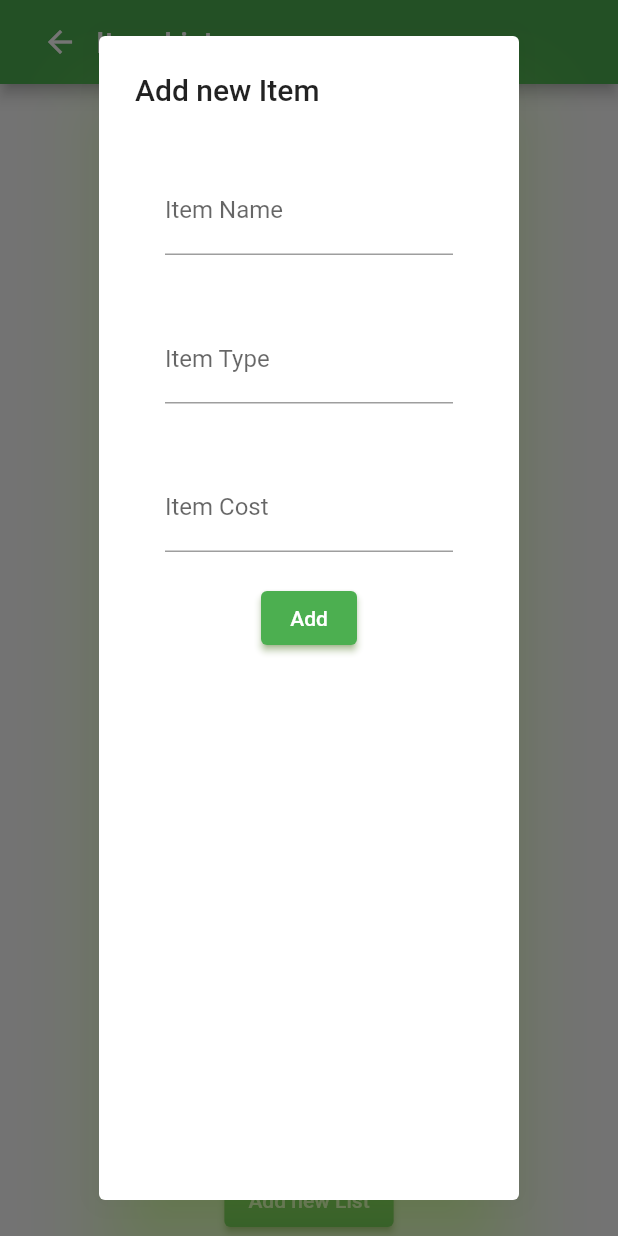
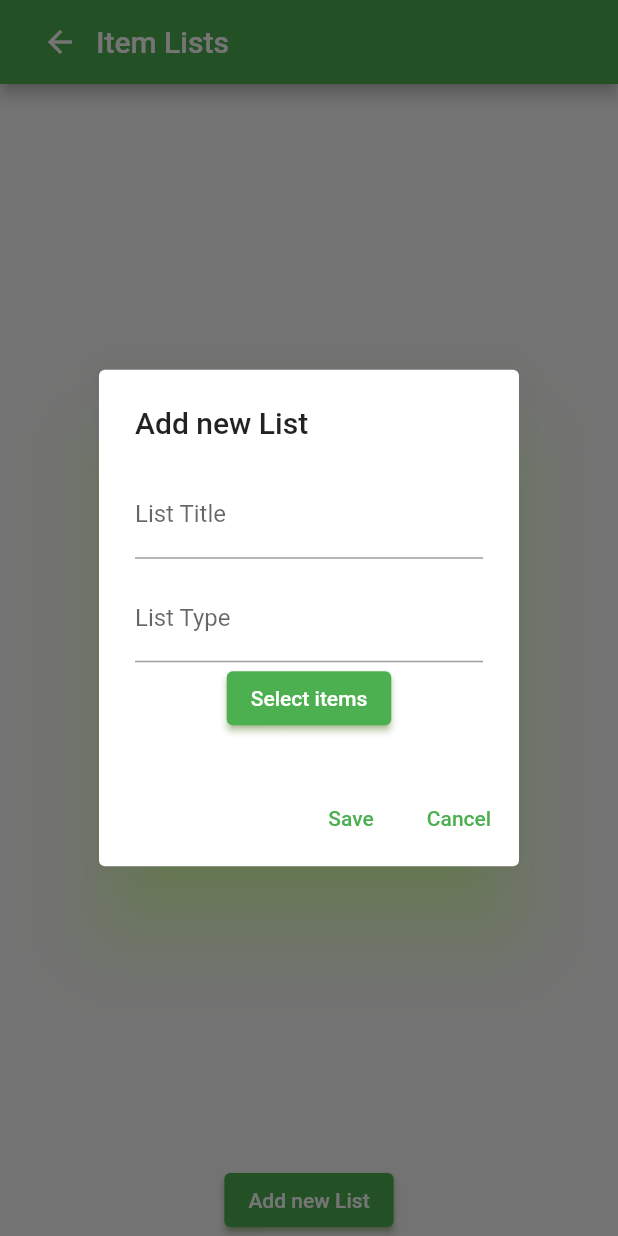
Before and after one commit to DatPika/AppDev2_GrocerGuide, a Flutter app: the ItemListsWidget screen opened directly with empty values, after a tap on "Add new List", on a phone screen of 412 x 824 dp. Run offline on Flutter 3.47's test engine with Material 2 defaults, Android fonts, the phone set to English and light mode, and no system bars; our stand-ins replace cloud_firestore, email_validator, firebase_auth, firebase_core; missing offline and left inert: flutter_material_color_picker; accounts and stored records are empty.

Commit message:
recipe functions
add list inside of add recipe works, along with add item in add list in add recipe

```diff
--- a/AppDevFinalProject/lib/item_lists.dart
+++ b/AppDevFinalProject/lib/item_lists.dart
@@ -1,5 +1,6 @@
 import 'package:flutter/material.dart';
 import 'Model.dart';
+import './item_list.dart';
 import 'globals.dart' as globals;
 
 class ItemListsWidget extends StatefulWidget {
@@ -18,6 +19,7 @@ class ItemListsWidget extends StatefulWidget {
 }
 
 class _ItemListsWidgetState extends State<ItemListsWidget> {
+  List<Item> itemList = [];
 
   @override
   void initState() {
@@ -70,77 +72,104 @@ class _ItemListsWidgetState extends State<ItemListsWidget> {
               ),
             ),
             ElevatedButton(
-                onPressed: () {
-                  addNewList(context);
-                },
-                child: Text("Add new List")
+              onPressed: () async {
+                List<Item> selectedItems = [];
+                List<Item> existingItems = [];
+
+                Future<void> loadItems() async {
+                  List<Item> items = await globals.db.allItems();
+                  setState(() {
+                    existingItems = items;
+                  });
+                }
+
+                loadItems();
+
+                TextEditingController itemListTitle = TextEditingController();
+                TextEditingController type = TextEditingController();
+                TextEditingController totalCost = TextEditingController();
+
+                showDialog(
+                  context: context,
+                  builder: (BuildContext context) => AlertDialog(
+                    title: Text("Add new List"),
+                    content: Column(
+                      mainAxisSize: MainAxisSize.min,
+                      children: [
+                        TextField(
+                          controller: itemListTitle,
+                          decoration: InputDecoration(
+                            labelText: 'List Title',
+                          ),
+                        ),
+                        SizedBox(
+                          height: 10,
+                        ),
+                        TextField(
+                          controller: type,
+                          decoration: InputDecoration(
+                            labelText: 'List Type',
+                          ),
+                        ),
+                        ElevatedButton(
+                            onPressed: () async {
+                              // Navigate to ItemListWidget and pass necessary data
+                              Navigator.push(
+                                context,
+                                MaterialPageRoute(
+                                  builder: (context) => ItemListWidget(
+                                    itemList: existingItems,
+                                    selectedItems: selectedItems,
+                                    onItemsSelected: (selectedItems) {
+                                      setState(() {
+                                        itemList = selectedItems;
+                                      });
+                                    },
+                                  ),
+                                ),
+                              );
+                            },
+                            child: Text("Select items"))
+                      ],
+                    ),
+                    actions: [
+                      TextButton(
+                        onPressed: () async {
+                          final itemList = ItemsList(
+                            itemListTitle: itemListTitle.text,
+                            type: type.text,
+                            itemList: selectedItems,
+                            totalCost: double.tryParse(totalCost.text) ?? 0.0,
+                          );
+                          globals.db.insertItemsList(itemList).whenComplete(() {
+                            Navigator.pop(context);
+                            Navigator.pushNamed(context, "MyHomePage");
+                          });
+                        },
+                        child: Text(
+                          'Save',
+                          style: TextStyle(color: globals.mainColor),
+                        ),
+                      ),
+                      TextButton(
+                        onPressed: () {
+                          Navigator.pop(context);
+                        },
+                        child: Text(
+                          'Cancel',
+                          style: TextStyle(color: globals.mainColor),
+                        ),
+                      ),
+                    ],
+                  ),
+                );
+              },
+              child: Text("Add new List"),
             )
           ],
         )
     );
   }
-}
-
-void addNewList(BuildContext context) {
-  TextEditingController name = TextEditingController();
-  TextEditingController type = TextEditingController();
-  TextEditingController cost = TextEditingController();
-
-  showDialog(context: context, builder: (BuildContext context) => new AlertDialog(
-    title: Text("Add new Item"),
-    content: Container(
-      child: Column(
-        mainAxisAlignment: MainAxisAlignment.start,
-        children: [
-          Container(
-            padding: EdgeInsets.all(20),
-            child: TextField(
-              controller: name,
-              decoration: InputDecoration(
-                  border: UnderlineInputBorder(),
-                  labelText: 'Item Name'
-              ),
-
-            ),
-          ),
-          Container(
-            padding: EdgeInsets.all(20),
-            child: TextField(
-              controller: type,
-              decoration: InputDecoration(
-                  border: UnderlineInputBorder(),
-                  labelText: 'Item Type'
-              ),
-            ),
-          ),
-          Container(
-            padding: EdgeInsets.all(20),
-            child: TextField(
-                controller: cost,
-                decoration: InputDecoration(
-                    border: UnderlineInputBorder(),
-                    labelText: 'Item Cost'
-                ),
-                keyboardType: TextInputType.number
-            ),
-          ),
-          ElevatedButton(
-              onPressed: () {
-                if (double.parse(cost.text) > 0){
-                  globals.db.createItem(Item(itemName: name.text, itemType: type.text, itemCost: double.parse(cost.text)));
-                }
-                else{
-                  globals.db.createItem(Item(itemName: name.text, itemType: type.text, itemCost: 0.0));
-                }
-                Navigator.of(context).pop();
-              },
-              child: Text('Add')
-          )
-        ],
-      ),
-    ),
-  )
-  );
 }
 
 void addNewItem(BuildContext context) {
--- a/AppDevFinalProject/lib/recipies.dart
+++ b/AppDevFinalProject/lib/recipies.dart
@@ -180,7 +180,6 @@ class _RecipiesPageState extends State<RecipiesPage> {
                                     ),
                                   ),
                                 );
-                                print(selectedList!.itemListTitle);
                               },
                               child: Text("Select items list")
                           )
```
